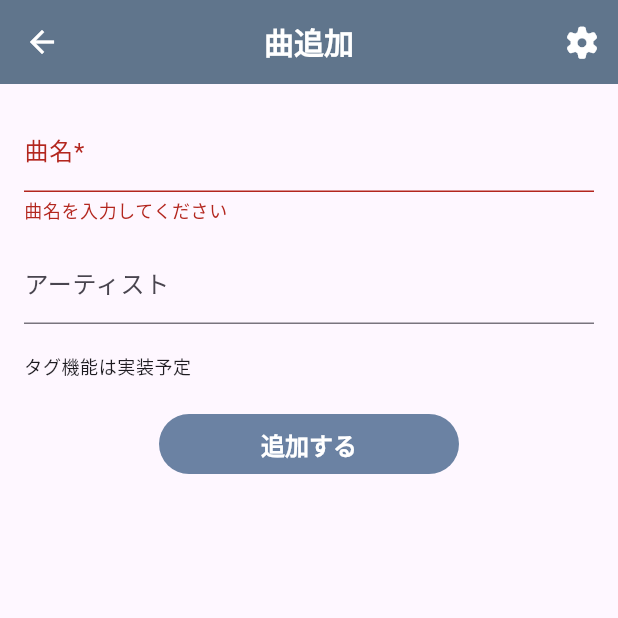
After one commit to kawamata-natsuki/utamemo_app, a Flutter app: the S20SongAddPage screen opened directly, after a tap on "追加する", on a phone screen of 412 x 824 dp, the top half of it. The commit adds this screen. Run offline on Flutter 3.47's test engine with Material 3 defaults, Android fonts, the phone set to English and light mode, and no system bars; our stand-ins replace firebase_core, firebase_crashlytics, font_awesome_flutter; accounts and stored records are empty.

Commit message:
feat: 曲追加機能を実装（FAB追加・曲追加画面・詳細画面遷移） (#10)
* feat: S10 曲一覧に曲追加FABを追加

* feat: 曲追加機能を実装

- SongRepositoryにaddSongメソッドを追加し、新しい曲を追加する機能を実装
- InMemorySongRepositoryでaddSongメソッドを実装し、曲のIDを生成してリストに追加
- 曲追加画面(S20SongAddPage)を新規作成し、曲名とアーティスト名を入力するフォームを提供
- 曲追加後に曲詳細画面(S11SongDetailPage)へ遷移する機能を追加

```diff
--- a/lib/constants/colors.dart
+++ b/lib/constants/colors.dart
@@ -1,7 +1,10 @@
 import 'package:flutter/material.dart';
 
-const mainNavy = Color(0xFF4E5F73); // メインのネイビー
+const mainNavy = Color(0xFF60758C); // メイン（AppBar）
+const mainBrightNavy = Color(0xFF6B82A3); // メイン（明るめ　FBA）
+
 const accentYellow = Color(0xFFF6C343); // アクセントの黄色
+
 const backgroundGray = Color(0xFFF2F3F5); // 背景の灰色
 const borderGray = Color(0xFFE1E4E8); // 境界の灰色
 
--- a/lib/data/repositories/song/in_memory_song_repository.dart
+++ b/lib/data/repositories/song/in_memory_song_repository.dart
@@ -59,6 +59,29 @@ class InMemorySongRepository implements SongRepository {
   }
 
   @override
+  Future<String> addSong({
+    required String title,
+    String? artistName,
+    List<String>? tags,
+  }) async {
+    // 簡易的なID生成（本番ではUUID等を使用）
+    final newId = 'song_${DateTime.now().millisecondsSinceEpoch}';
+
+    final newSong = Song(
+      id: newId,
+      title: title,
+      artistName: artistName,
+      tags: tags ?? [],
+      scoreRecords: [],
+    );
+
+    _songs = [..._songs, newSong];
+    _emit();
+
+    return newId;
+  }
+
+  @override
   Future<void> addScoreRecord({
     required String songId,
     required ScoreRecord record,
--- a/lib/data/repositories/song/song_repository.dart
+++ b/lib/data/repositories/song/song_repository.dart
@@ -15,6 +15,19 @@ abstract class SongRepository {
   /// 曲が存在しない場合は`null`を返す。
   Future<Song?> getSongById(String songId);
 
+  /// 新しい曲を追加する
+  ///
+  /// [title] 曲名（必須）
+  /// [artistName] アーティスト名（任意）
+  /// [tags] タグのリスト（任意）
+  ///
+  /// 追加された曲のIDを返す。
+  Future<String> addSong({
+    required String title,
+    String? artistName,
+    List<String>? tags,
+  });
+
   /// 指定された曲に採点記録を追加する
   ///
   /// [songId] 採点記録を追加する曲のID
--- /dev/null
+++ b/lib/presentation/screens/S20_song_add/s20_song_add_page.dart
@@ -0,0 +1,163 @@
+import 'package:flutter/material.dart';
+import 'package:provider/provider.dart';
+
+import 'package:utamemo_app/constants/colors.dart';
+import 'package:font_awesome_flutter/font_awesome_flutter.dart';
+
+import 'package:utamemo_app/data/repositories/song/song_repository.dart';
+
+import 'package:utamemo_app/presentation/screens/s11_song_detail/s11_song_detail_page.dart';
+
+/// 曲追加画面を表示するウィジェット
+class S20SongAddPage extends StatefulWidget {
+  const S20SongAddPage({super.key});
+
+  @override
+  State<S20SongAddPage> createState() => _S20SongAddPageState();
+}
+
+class _S20SongAddPageState extends State<S20SongAddPage> {
+  final _formKey = GlobalKey<FormState>();
+  final _titleController = TextEditingController();
+  final _artistController = TextEditingController();
+
+  bool _saving = false;
+
+  @override
+  void dispose() {
+    _titleController.dispose();
+    _artistController.dispose();
+    super.dispose();
+  }
+
+  Future<void> _onSave() async {
+    if (!_formKey.currentState!.validate()) return;
+
+    setState(() => _saving = true);
+
+    try {
+      final songRepo = context.read<SongRepository>();
+
+      final title = _titleController.text.trim();
+      final artist = _artistController.text.trim();
+      final artistOrNull = artist.isEmpty ? null : artist;
+
+      // SongRepository.addSong を呼び出して songId を取得
+      final songId = await songRepo.addSong(
+        title: title,
+        artistName: artistOrNull,
+        tags: [], // 現時点ではタグなし（将来的に実装）
+      );
+
+      if (!mounted) return;
+
+      // 取得した songId で S11 へ遷移
+      Navigator.of(context).pushReplacement(
+        MaterialPageRoute(
+          builder: (_) => S11SongDetailPage(songId: songId),
+        ),
+      );
+    } catch (e) {
+      if (!mounted) return;
+      ScaffoldMessenger.of(context).showSnackBar(
+        const SnackBar(
+          content: Text('曲の追加に失敗しました。もう一度お試しください。'),
+        ),
+      );
+    } finally {
+      if (mounted) setState(() => _saving = false);
+    }
+  }
+
+  @override
+  Widget build(BuildContext context) {
+    return Scaffold(
+      appBar: AppBar(
+        title: const Text('曲追加'),
+        centerTitle: true,
+        backgroundColor: mainNavy,
+        iconTheme: const IconThemeData(color: textWhite),
+        titleTextStyle: const TextStyle(
+          color: textWhite,
+          fontSize: 20,
+          fontWeight: FontWeight.bold,
+        ),
+        actions: [
+          IconButton(
+            tooltip: '設定',
+            onPressed: () { /* TODO: 設定画面へ遷移 */ },
+            icon: const FaIcon(
+              FontAwesomeIcons.gear,
+              size: 20,
+              color: textWhite,
+            ),
+          ),
+        ],
+      ),
+      body: SafeArea(
+        child: SingleChildScrollView(
+          padding: const EdgeInsets.all(16),
+          child: Form(
+            key: _formKey,
+            child: Column(
+              crossAxisAlignment: CrossAxisAlignment.start,
+              children: [
+                TextFormField(
+                  controller: _titleController,
+                  decoration: const InputDecoration(
+                    labelText: '曲名*',
+                    hintText: '曲名を入力してください',
+                  ),
+                  keyboardType: TextInputType.text,
+                  autofocus: false,
+                  textInputAction: TextInputAction.next,
+                  validator: (v) {
+                    if (v == null || v.trim().isEmpty) {
+                      return '曲名を入力してください';
+                    }
+                    return null;
+                  },
+                ),
+                const SizedBox(height: 12),
+                TextFormField(
+                  controller: _artistController,
+                  decoration: const InputDecoration(
+                    labelText: 'アーティスト',
+                    hintText: 'アーティストを入力してください',
+                  ),
+                  keyboardType: TextInputType.text,
+                  textInputAction: TextInputAction.next,
+                ),
+                const SizedBox(height: 20),
+
+                Text(
+                  'タグ機能は実装予定',
+                  style: Theme.of(context).textTheme.bodySmall,
+                ),
+
+                const SizedBox(height: 20),
+                Center(
+                  child: SizedBox(
+                    width: 200,
+                    child: FilledButton(
+                      onPressed: _saving ? null : _onSave,
+                      style: FilledButton.styleFrom(
+                        backgroundColor: mainBrightNavy,
+                        foregroundColor: textWhite,
+                        textStyle: const TextStyle(
+                          fontSize: 16,
+                          fontWeight: FontWeight.bold,
+                        ),
+                      ),
+                      child: Text(_saving ? '保存中...' : '追加する'),
+                    ),
+                  ),
+                ),
+              ],
+            ),
+          ),
+        ),
+      ),
+    );
+  }
+}
--- a/lib/presentation/screens/s10_song_list/s10_song_list_page.dart
+++ b/lib/presentation/screens/s10_song_list/s10_song_list_page.dart
@@ -12,6 +12,7 @@ import 'package:utamemo_app/presentation/shared/widgets/song_card.dart';
 
 // screens
 import 'package:utamemo_app/presentation/screens/s11_song_detail/s11_song_detail_page.dart';
+import 'package:utamemo_app/presentation/screens/S20_song_add/s20_song_add_page.dart';
 import 'package:utamemo_app/presentation/screens/s21_add_score/s21_add_score_page.dart';
 
 class SongsListScreen extends StatelessWidget {
@@ -35,6 +36,7 @@ class SongsListScreen extends StatelessWidget {
           fontWeight: FontWeight.bold,
         ),
       ),
+
       body: StreamBuilder<List<Song>>(
         stream: songRepository.watchAll(),
         builder: (context, snapshot) {
@@ -94,6 +96,20 @@ class SongsListScreen extends StatelessWidget {
           );
         },
       ),
+
+      // 曲追加ボタン
+      floatingActionButton: FloatingActionButton(
+        onPressed: () {
+          Navigator.push(
+            context,
+            MaterialPageRoute(
+              builder: (context) => S20SongAddPage(),
+            ),
+          );
+        },
+        backgroundColor: mainBrightNavy,
+        child: const Icon(Icons.add, color: textWhite),
+      ),
     );
   }
 }
```
